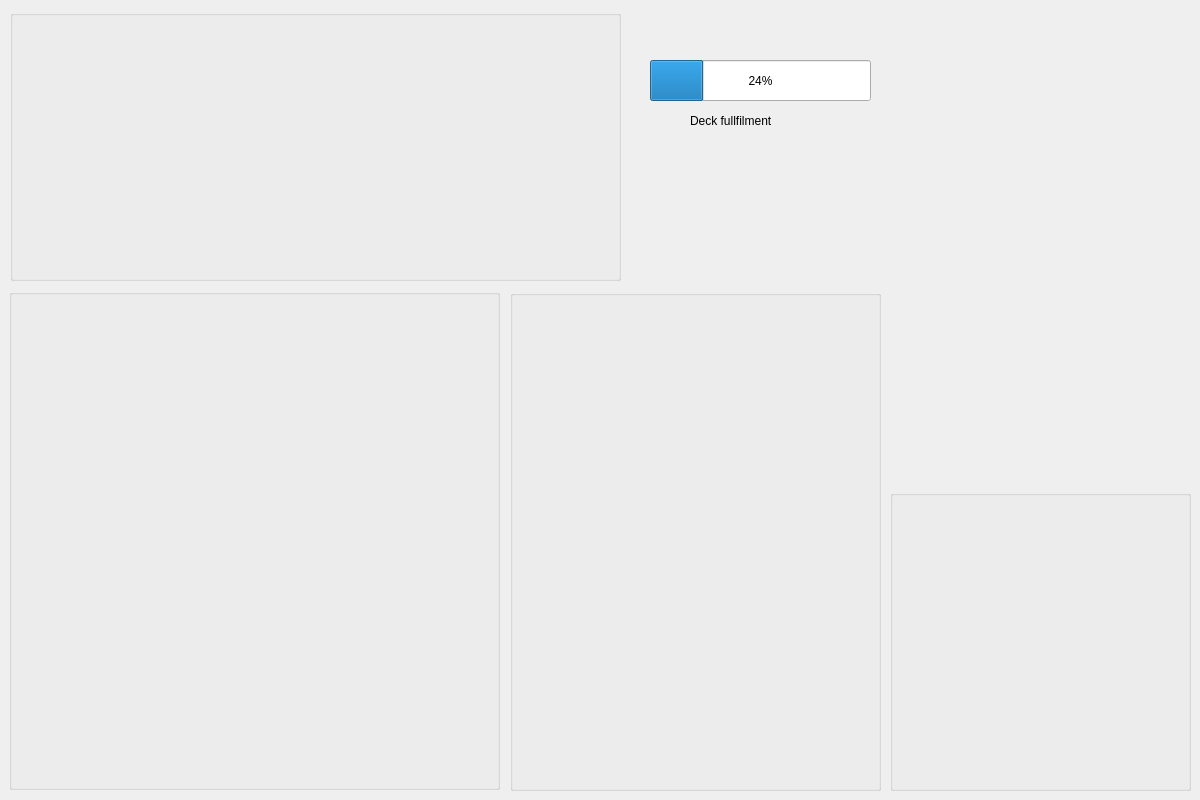
marcinwozniak0/BakcylProgramowania_2020, file deckwindow.ui: the form before one commit.
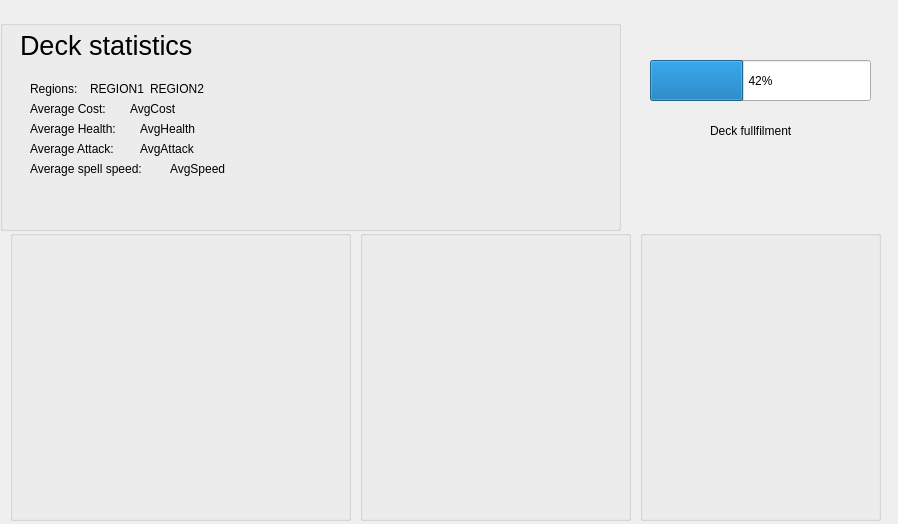
The form after the commit.

Commit message: added progress bar for deck fullment function

Patch:
```diff
--- a/deckwindow.ui
+++ b/deckwindow.ui
@@ -9,8 +9,8 @@
    <rect>
     <x>0</x>
     <y>0</y>
-    <width>1200</width>
-    <height>800</height>
+    <width>898</width>
+    <height>524</height>
    </rect>
   </property>
   <property name="windowTitle">
@@ -19,36 +19,197 @@
   <widget class="QGroupBox" name="CardsInDeck">
    <property name="geometry">
     <rect>
-     <x>9</x>
-     <y>289</y>
-     <width>491</width>
-     <height>501</height>
-    </rect>
-   </property>
-   <property name="title">
-    <string/>
-   </property>
-  </widget>
-  <widget class="QGroupBox" name="groupBox">
-   <property name="geometry">
-    <rect>
      <x>10</x>
-     <y>10</y>
-     <width>611</width>
-     <height>271</height>
+     <y>230</y>
+     <width>341</width>
+     <height>291</height>
     </rect>
    </property>
    <property name="title">
     <string/>
    </property>
   </widget>
+  <widget class="QGroupBox" name="Statystyki">
+   <property name="geometry">
+    <rect>
+     <x>0</x>
+     <y>20</y>
+     <width>621</width>
+     <height>211</height>
+    </rect>
+   </property>
+   <property name="title">
+    <string/>
+   </property>
+   <widget class="QLabel" name="label_2">
+    <property name="geometry">
+     <rect>
+      <x>20</x>
+      <y>10</y>
+      <width>361</width>
+      <height>31</height>
+     </rect>
+    </property>
+    <property name="font">
+     <font>
+      <pointsize>20</pointsize>
+     </font>
+    </property>
+    <property name="text">
+     <string>Deck statistics</string>
+    </property>
+   </widget>
+   <widget class="QLabel" name="label_3">
+    <property name="geometry">
+     <rect>
+      <x>30</x>
+      <y>60</y>
+      <width>59</width>
+      <height>18</height>
+     </rect>
+    </property>
+    <property name="text">
+     <string>Regions:</string>
+    </property>
+   </widget>
+   <widget class="QLabel" name="label_4">
+    <property name="geometry">
+     <rect>
+      <x>90</x>
+      <y>60</y>
+      <width>61</width>
+      <height>18</height>
+     </rect>
+    </property>
+    <property name="text">
+     <string>REGION1</string>
+    </property>
+   </widget>
+   <widget class="QLabel" name="label_5">
+    <property name="geometry">
+     <rect>
+      <x>30</x>
+      <y>80</y>
+      <width>111</width>
+      <height>18</height>
+     </rect>
+    </property>
+    <property name="text">
+     <string>Average Cost:</string>
+    </property>
+   </widget>
+   <widget class="QLabel" name="label_6">
+    <property name="geometry">
+     <rect>
+      <x>130</x>
+      <y>80</y>
+      <width>91</width>
+      <height>18</height>
+     </rect>
+    </property>
+    <property name="text">
+     <string>AvgCost</string>
+    </property>
+   </widget>
+   <widget class="QLabel" name="label_7">
+    <property name="geometry">
+     <rect>
+      <x>150</x>
+      <y>60</y>
+      <width>61</width>
+      <height>18</height>
+     </rect>
+    </property>
+    <property name="text">
+     <string>REGION2</string>
+    </property>
+   </widget>
+   <widget class="QLabel" name="label_8">
+    <property name="geometry">
+     <rect>
+      <x>30</x>
+      <y>100</y>
+      <width>101</width>
+      <height>18</height>
+     </rect>
+    </property>
+    <property name="text">
+     <string>Average Health:</string>
+    </property>
+   </widget>
+   <widget class="QLabel" name="label_9">
+    <property name="geometry">
+     <rect>
+      <x>140</x>
+      <y>100</y>
+      <width>91</width>
+      <height>18</height>
+     </rect>
+    </property>
+    <property name="text">
+     <string>AvgHealth</string>
+    </property>
+   </widget>
+   <widget class="QLabel" name="label_10">
+    <property name="geometry">
+     <rect>
+      <x>30</x>
+      <y>140</y>
+      <width>131</width>
+      <height>18</height>
+     </rect>
+    </property>
+    <property name="text">
+     <string>Average spell speed:</string>
+    </property>
+   </widget>
+   <widget class="QLabel" name="label_11">
+    <property name="geometry">
+     <rect>
+      <x>170</x>
+      <y>140</y>
+      <width>62</width>
+      <height>18</height>
+     </rect>
+    </property>
+    <property name="text">
+     <string>AvgSpeed</string>
+    </property>
+   </widget>
+   <widget class="QLabel" name="label_12">
+    <property name="geometry">
+     <rect>
+      <x>30</x>
+      <y>120</y>
+      <width>101</width>
+      <height>18</height>
+     </rect>
+    </property>
+    <property name="text">
+     <string>Average Attack:</string>
+    </property>
+   </widget>
+   <widget class="QLabel" name="label_13">
+    <property name="geometry">
+     <rect>
+      <x>140</x>
+      <y>120</y>
+      <width>91</width>
+      <height>18</height>
+     </rect>
+    </property>
+    <property name="text">
+     <string>AvgAttack</string>
+    </property>
+   </widget>
+  </widget>
   <widget class="QGroupBox" name="groupBox_2">
    <property name="geometry">
     <rect>
-     <x>510</x>
-     <y>290</y>
-     <width>371</width>
-     <height>501</height>
+     <x>360</x>
+     <y>230</y>
+     <width>271</width>
+     <height>291</height>
     </rect>
    </property>
    <property name="title">
@@ -58,10 +219,10 @@
   <widget class="QGroupBox" name="groupBox_3">
    <property name="geometry">
     <rect>
-     <x>890</x>
-     <y>490</y>
-     <width>301</width>
-     <height>301</height>
+     <x>640</x>
+     <y>230</y>
+     <width>241</width>
+     <height>291</height>
     </rect>
    </property>
    <property name="title">
@@ -71,9 +232,9 @@
   <widget class="QLabel" name="label">
    <property name="geometry">
     <rect>
-     <x>690</x>
-     <y>100</y>
-     <width>121</width>
+     <x>710</x>
+     <y>110</y>
+     <width>101</width>
      <height>41</height>
     </rect>
    </property>
@@ -90,8 +251,11 @@
      <height>41</height>
     </rect>
    </property>
+   <property name="maximum">
+    <number>40</number>
+   </property>
    <property name="value">
-    <number>24</number>
+    <number>17</number>
    </property>
   </widget>
  </widget>
```
The commit also changes 5 other files.
